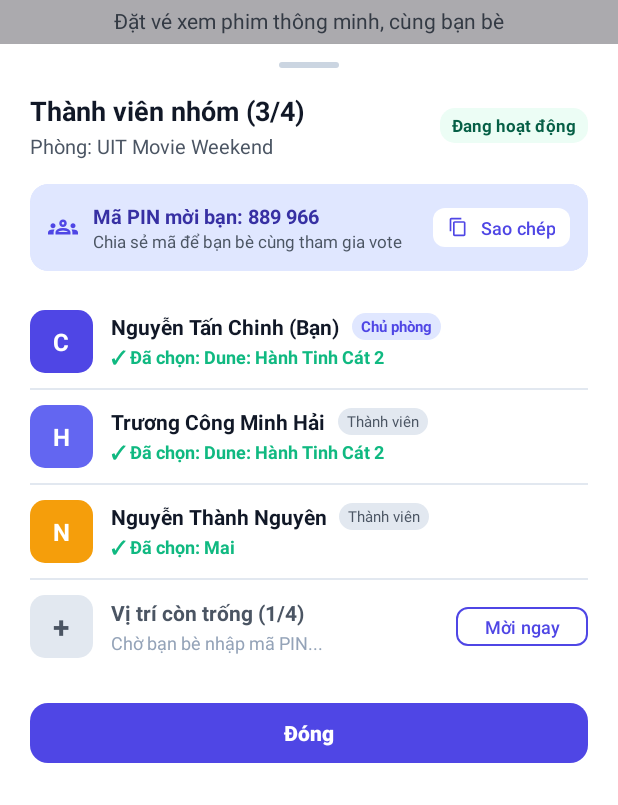
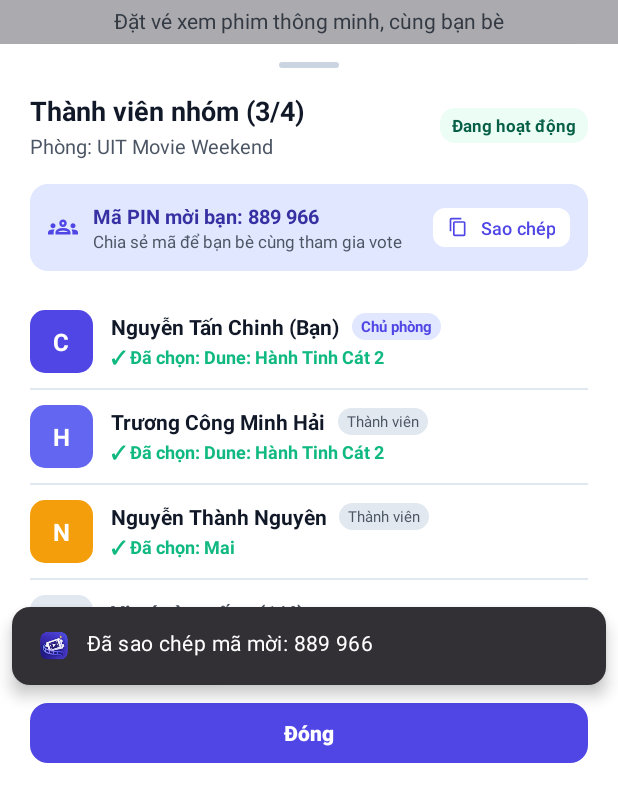
Before and after one commit to TruongCongMinhHai/UngDungQuanLyDatVeXemPhim, an Android app: the RoomMembersBottomSheet screen opened through its navigation route, after a tap on "Sao chép", on a phone screen of 412 x 824 dp, the part 431-1236 px from its top. Run offline under Robolectric (Android 15) with nearby library versions, the phone set to English and light mode, and no system bars; our stand-ins replace navigation-ui.

Commit message:
feat(cinetogether): hien thi thong bao snackbar noi tren giao dien bottom sheet thanh vien

```diff
--- a/CineNow/app/src/main/java/com/ute/cinenow/ui/cinetogether/RoomMembersBottomSheet.kt
+++ b/CineNow/app/src/main/java/com/ute/cinenow/ui/cinetogether/RoomMembersBottomSheet.kt
@@ -7,9 +7,12 @@ import android.os.Bundle
 import android.view.LayoutInflater
 import android.view.View
 import android.view.ViewGroup
+import android.widget.TextView
+import androidx.core.content.ContextCompat
 import com.google.android.material.bottomsheet.BottomSheetDialogFragment
+import com.google.android.material.snackbar.Snackbar
+import com.ute.cinenow.R
 import com.ute.cinenow.databinding.BottomSheetRoomMembersBinding
-import com.ute.cinenow.utils.showCineMessage
 
 class RoomMembersBottomSheet : BottomSheetDialogFragment() {
 
@@ -27,7 +30,6 @@ class RoomMembersBottomSheet : BottomSheetDialogFragment() {
 
     override fun onViewCreated(view: View, savedInstanceState: Bundle?) {
         super.onViewCreated(view, savedInstanceState)
-
         setupListeners()
     }
 
@@ -37,12 +39,12 @@ class RoomMembersBottomSheet : BottomSheetDialogFragment() {
             dismiss()
         }
 
-        // Sao chép mã PIN mời bạn bè
+        // Sao chép mã PIN mời bạn bè -> Hiển thị thông báo nổi trên Bottom Sheet
         binding.btnCopyInvitePin.setOnClickListener {
             val clipboard = requireContext().getSystemService(Context.CLIPBOARD_SERVICE) as ClipboardManager
             val clip = ClipData.newPlainText("CineTogether Invite PIN", "889966")
             clipboard.setPrimaryClip(clip)
-            showCineMessage("Đã sao chép mã mời: 889 966")
+            showSheetMessage("Đã sao chép mã mời: 889 966")
         }
 
         // Nút Mời ngay tại vị trí còn trống
@@ -51,8 +53,31 @@ class RoomMembersBottomSheet : BottomSheetDialogFragment() {
             val inviteMessage = "Vào CineNow cùng xem phim với nhóm mình nhé! Mã phòng: 889966"
             val clip = ClipData.newPlainText("CineTogether Invite", inviteMessage)
             clipboard.setPrimaryClip(clip)
-            showCineMessage("Đã sao chép tin nhắn mời bạn bè vào Clipboard")
+            showSheetMessage("Đã sao chép tin nhắn mời bạn bè vào Clipboard")
         }
+    }
+
+    /**
+     * Hiển thị thông báo Snackbar nổi trực tiếp TRÊN giao diện Bottom Sheet,
+     * neo phía trên nút Đóng để không bị che khuất.
+     */
+    private fun showSheetMessage(message: String) {
+        val density = resources.displayMetrics.density
+        val snackbar = Snackbar.make(binding.root, message, Snackbar.LENGTH_SHORT)
+        snackbar.view.background = ContextCompat.getDrawable(requireContext(), R.drawable.bg_cine_snackbar)
+        snackbar.setTextColor(ContextCompat.getColor(requireContext(), R.color.cinenow_white))
+
+        // Gắn icon logo CineNow
+        val textView = snackbar.view.findViewById<TextView>(com.google.android.material.R.id.snackbar_text)
+        val logoSize = (24 * density).toInt()
+        val logo = ContextCompat.getDrawable(requireContext(), R.drawable.ic_cinenow_logo)?.mutate()
+        logo?.setBounds(0, 0, logoSize, logoSize)
+        textView?.setCompoundDrawablesRelative(logo, null, null, null)
+        textView?.compoundDrawablePadding = (10 * density).toInt()
+
+        // Neo nổi ngay phía trên nút Đóng
+        snackbar.anchorView = binding.btnCloseSheet
+        snackbar.show()
     }
 
     override fun onDestroyView() {
```
